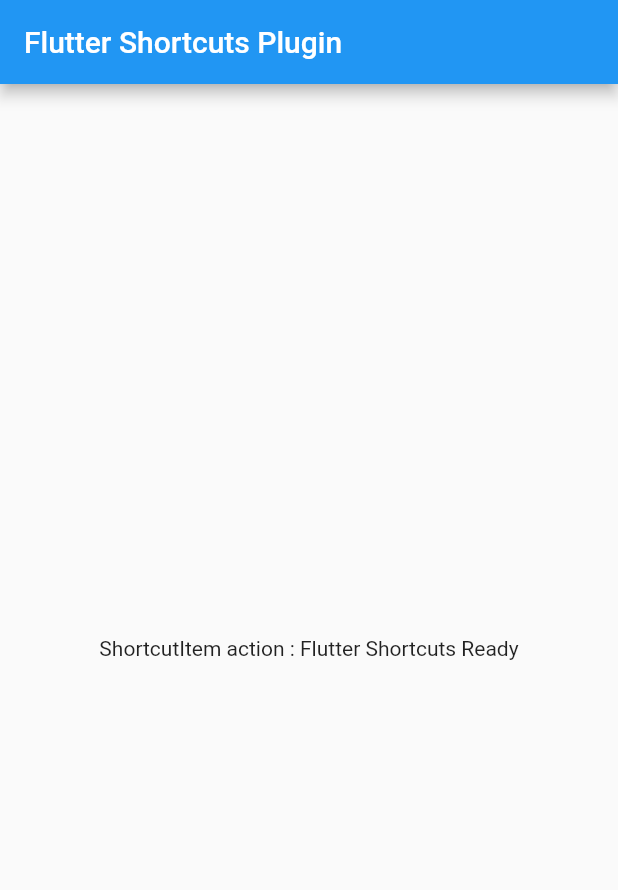
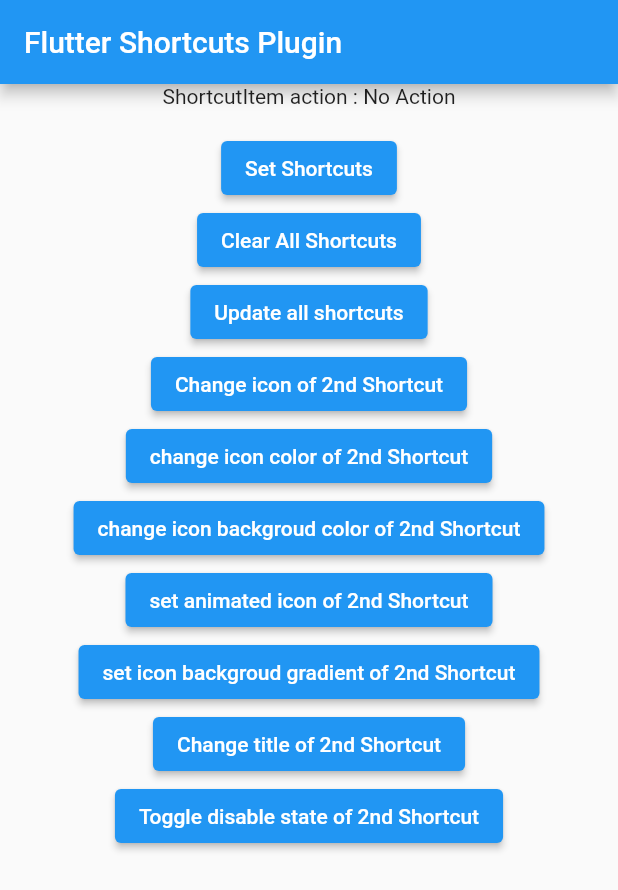
Before and after one commit to DevsOnFlutter/flutter_shortcuts, a Flutter app: the screen it shows after launch, on a phone screen of 412 x 824 dp. Shown: the top 890 px of the screen. Run offline on Flutter 3.47's test engine with Material 2 defaults, Android fonts, the phone set to English and light mode, and no system bars; our stand-ins replace plugin_platform_interface.

Commit message:
[Feature] update all shortcuts

```diff
--- a/example/lib/main.dart
+++ b/example/lib/main.dart
@@ -12,11 +12,12 @@
 
 class _MyAppState extends State<MyApp> {
   String action = 'No Action';
+  final FlutterShortcuts flutterShortcuts = FlutterShortcuts();
 
   @override
   void initState() {
     super.initState();
-    final FlutterShortcuts flutterShortcuts = FlutterShortcuts();
+
     flutterShortcuts.initialize((String incomingAction) {
       setState(() {
         if (incomingAction != null) {
@@ -34,16 +35,34 @@
         }
       });
     */
+  }
 
-    flutterShortcuts.setShortcutItems(<FlutterShortcutItem>[
+  @override
+  Widget build(BuildContext context) {
+    return MaterialApp(
+      home: Scaffold(
+        appBar: AppBar(
+          title: const Text('Flutter Shortcuts Plugin'),
+        ),
+        body: Column(
+          children: [
+            Center(
+              child: Text('ShortcutItem action : $action\n'),
+            ),
+            ElevatedButton(
+              child: Text("Set Shortcuts"),
+              onPressed: () async {
+                await flutterShortcuts.setShortcutItems(<FlutterShortcutItem>[
                   const FlutterShortcutItem(
+                    id: "1",
                     action: 'Homepage',
-        title: 'Home Page',
+                    title: 'Play Ludo',
                     icon: 'ic_launcher',
                   ),
                   const FlutterShortcutItem(
+                    id: "2",
                     action: 'Secondpage',
-        title: 'Second Page',
+                    title: 'Play Snake Ladder',
                     icon: 'ic_launcher',
                   ),
                 ]).then((value) {
@@ -53,17 +72,82 @@
                     }
                   });
                 });
-  }
-
-  @override
-  Widget build(BuildContext context) {
-    return MaterialApp(
-      home: Scaffold(
-        appBar: AppBar(
-          title: const Text('Flutter Shortcuts Plugin'),
+              },
             ),
-        body: Center(
-          child: Text('ShortcutItem action : $action\n'),
+            ElevatedButton(
+              child: Text("Clear All Shortcuts"),
+              onPressed: () {
+                flutterShortcuts.clearShortcutItems();
+              },
+            ),
+            ElevatedButton(
+              child: Text("Update all shortcuts"),
+              onPressed: () async {
+                await flutterShortcuts
+                    .updateAllShortcutItems(shortcutList: <FlutterShortcutItem>[
+                  const FlutterShortcutItem(
+                    id: "1",
+                    action: 'Homepage',
+                    title: 'Home Page 1',
+                    icon: 'ic_launcher',
+                  ),
+                  const FlutterShortcutItem(
+                    id: "2",
+                    action: 'Secondpage',
+                    title: 'Second Page 1',
+                    icon: 'ic_launcher',
+                  ),
+                ]);
+              },
+            ),
+            ElevatedButton(
+              child: Text("Change icon of 2nd Shortcut"),
+              onPressed: () {
+                // flutterShortcuts.updateShortcutItemIcon(id, icon);
+              },
+            ),
+            ElevatedButton(
+              child: Text("change icon color of 2nd Shortcut"),
+              onPressed: () {
+                // disable title
+                // flutterShortcuts.changeIconColor(id, color);
+              },
+            ),
+            ElevatedButton(
+              child: Text("change icon backgroud color of 2nd Shortcut"),
+              onPressed: () {
+                // disable title
+                // flutterShortcuts.changeIconBackgroundColor(id, color);
+              },
+            ),
+            ElevatedButton(
+              child: Text("set animated icon of 2nd Shortcut"),
+              onPressed: () {
+                // disable title
+                // flutterShortcuts.setAnimatedIcon(id, AnimatedIcon);
+              },
+            ),
+            ElevatedButton(
+              child: Text("set icon backgroud gradient of 2nd Shortcut"),
+              onPressed: () {
+                // disable title
+                // flutterShortcuts.iconBackgroundGradient(id,[start,end], [start color,end color]);
+              },
+            ),
+            ElevatedButton(
+              child: Text("Change title of 2nd Shortcut"),
+              onPressed: () {
+                // flutterShortcuts.updateShortcutItemTitle(id, title);
+              },
+            ),
+            ElevatedButton(
+              child: Text("Toggle disable state of 2nd Shortcut"),
+              onPressed: () {
+                // disable title
+                // flutterShortcuts.updateDisableStateShortcutItem(id, state(bool), disable title);
+              },
+            ),
+          ],
         ),
       ),
     );
--- a/lib/src/platform/flutter_shortcuts_platform.dart
+++ b/lib/src/platform/flutter_shortcuts_platform.dart
@@ -26,7 +26,11 @@
     throw UnimplementedError("setShortcutItems() has not been implemented.");
   }
 
-  Future<void> updateShortcutItems(List<FlutterShortcutItem> items) async {
+  Future<void> clearShortcutItems() async {
+    throw UnimplementedError("clearShortcutItems() has not been implemented.");
+  }
+
+  Future<void> updateAllShortcutItems(List<FlutterShortcutItem> items) async {
     throw UnimplementedError("updateShortcutItems() has not been implemented.");
   }
 }
--- a/lib/src/types/model/flutter_shortcut_item.dart
+++ b/lib/src/types/model/flutter_shortcut_item.dart
@@ -1,9 +1,12 @@
 class FlutterShortcutItem {
   const FlutterShortcutItem({
+    this.id,
     this.action,
     this.title,
     this.icon,
   });
+
+  final String id;
 
   final String action;
 
```
Also changed, not shown: lib/flutter_shortcuts.dart (+18 -0 lines), lib/src/method_call/flutter_shortcuts_method_call_handler.dart (+13 -2 lines), 1 other file. Lines whose indentation alone changed are shown as unchanged.
